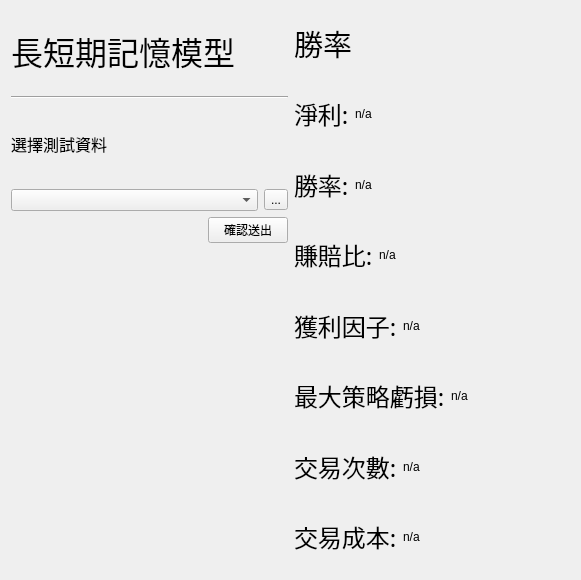
Qt form LSTM.ui (allen93075/Winner) before a commit.
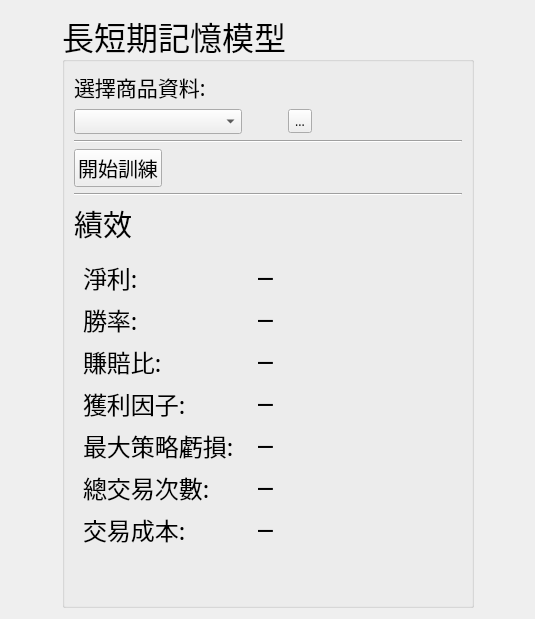
The same form after that commit.

Diff of the .ui file:
```diff
--- a/LSTM.ui
+++ b/LSTM.ui
@@ -6,101 +6,185 @@
    <rect>
     <x>0</x>
     <y>0</y>
-    <width>581</width>
-    <height>580</height>
+    <width>535</width>
+    <height>594</height>
    </rect>
   </property>
   <property name="windowTitle">
    <string>Form</string>
   </property>
-  <layout class="QHBoxLayout" name="horizontalLayout_14">
+  <layout class="QVBoxLayout" name="verticalLayout_7">
    <item>
-    <layout class="QHBoxLayout" name="horizontalLayout_13">
+    <layout class="QHBoxLayout" name="horizontalLayout_10">
      <item>
-      <layout class="QVBoxLayout" name="verticalLayout">
+      <widget class="QWidget" name="widget" native="true">
+       <property name="sizePolicy">
+        <sizepolicy hsizetype="Preferred" vsizetype="Preferred">
+         <horstretch>1</horstretch>
+         <verstretch>0</verstretch>
+        </sizepolicy>
+       </property>
+      </widget>
+     </item>
        <item>
-        <widget class="QLabel" name="title">
+      <widget class="QGroupBox" name="groupBox">
+       <property name="sizePolicy">
+        <sizepolicy hsizetype="Preferred" vsizetype="Preferred">
+         <horstretch>4</horstretch>
+         <verstretch>0</verstretch>
+        </sizepolicy>
+       </property>
          <property name="font">
           <font>
            <family>微軟正黑體</family>
            <pointsize>24</pointsize>
           </font>
          </property>
-         <property name="text">
+       <property name="title">
           <string>長短期記憶模型</string>
          </property>
-        </widget>
-       </item>
+       <layout class="QVBoxLayout" name="verticalLayout_3">
        <item>
-        <widget class="Line" name="line">
+         <layout class="QVBoxLayout" name="verticalLayout_2">
+          <item>
+           <spacer name="verticalSpacer_7">
          <property name="orientation">
-          <enum>Qt::Horizontal</enum>
-         </property>
-        </widget>
+             <enum>Qt::Vertical</enum>
+            </property>
+            <property name="sizeHint" stdset="0">
+             <size>
+              <width>14</width>
+              <height>13</height>
+             </size>
+            </property>
+           </spacer>
        </item>
        <item>
-        <widget class="QLabel" name="label_10">
+           <widget class="QLabel" name="label_14">
          <property name="font">
           <font>
            <family>微軟正黑體</family>
-           <pointsize>12</pointsize>
+              <pointsize>16</pointsize>
           </font>
          </property>
          <property name="text">
-          <string>選擇測試資料</string>
+             <string>選擇商品資料:</string>
          </property>
         </widget>
        </item>
        <item>
-        <layout class="QHBoxLayout" name="horizontalLayout">
+           <layout class="QHBoxLayout" name="horizontalLayout_8">
          <item>
-          <widget class="QComboBox" name="test_data_combobox"/>
+             <widget class="QComboBox" name="test_data_combobox">
+              <property name="font">
+               <font>
+                <pointsize>9</pointsize>
+               </font>
+              </property>
+             </widget>
+            </item>
+            <item>
+             <spacer name="horizontalSpacer_3">
+              <property name="orientation">
+               <enum>Qt::Horizontal</enum>
+              </property>
+              <property name="sizeType">
+               <enum>QSizePolicy::Fixed</enum>
+              </property>
+              <property name="sizeHint" stdset="0">
+               <size>
+                <width>40</width>
+                <height>20</height>
+               </size>
+              </property>
+             </spacer>
          </item>
          <item>
           <widget class="QToolButton" name="testdata_toolButton">
+              <property name="font">
+               <font>
+                <pointsize>9</pointsize>
+               </font>
+              </property>
            <property name="text">
             <string>...</string>
            </property>
           </widget>
          </item>
-        </layout>
-       </item>
        <item>
-        <layout class="QHBoxLayout" name="horizontalLayout_12">
-         <item>
-          <spacer name="horizontalSpacer">
+             <spacer name="horizontalSpacer_2">
            <property name="orientation">
             <enum>Qt::Horizontal</enum>
            </property>
+              <property name="sizeType">
+               <enum>QSizePolicy::Fixed</enum>
+              </property>
            <property name="sizeHint" stdset="0">
             <size>
-             <width>40</width>
+                <width>150</width>
              <height>20</height>
             </size>
            </property>
           </spacer>
          </item>
+           </layout>
+          </item>
+          <item>
+           <spacer name="verticalSpacer_6">
+            <property name="orientation">
+             <enum>Qt::Vertical</enum>
+            </property>
+            <property name="sizeHint" stdset="0">
+             <size>
+              <width>388</width>
+              <height>13</height>
+             </size>
+            </property>
+           </spacer>
+          </item>
+          <item>
+           <widget class="Line" name="line_3">
+            <property name="orientation">
+             <enum>Qt::Horizontal</enum>
+            </property>
+           </widget>
+          </item>
+          <item>
+           <spacer name="verticalSpacer_5">
+            <property name="orientation">
+             <enum>Qt::Vertical</enum>
+            </property>
+            <property name="sizeHint" stdset="0">
+             <size>
+              <width>388</width>
+              <height>13</height>
+             </size>
+            </property>
+           </spacer>
+          </item>
+          <item>
+           <layout class="QHBoxLayout" name="horizontalLayout_9">
          <item>
           <widget class="QPushButton" name="sentout_button">
+              <property name="font">
+               <font>
+                <pointsize>15</pointsize>
+               </font>
+              </property>
            <property name="text">
-            <string>確認送出</string>
+               <string>開始訓練</string>
            </property>
           </widget>
          </item>
-        </layout>
-       </item>
        <item>
-        <spacer name="verticalSpacer">
+             <spacer name="horizontalSpacer">
          <property name="orientation">
-          <enum>Qt::Vertical</enum>
-         </property>
-         <property name="sizeType">
-          <enum>QSizePolicy::Fixed</enum>
+               <enum>Qt::Horizontal</enum>
          </property>
          <property name="sizeHint" stdset="0">
           <size>
-           <width>20</width>
-           <height>326</height>
+                <width>40</width>
+                <height>20</height>
           </size>
          </property>
         </spacer>
@@ -108,9 +192,14 @@
       </layout>
      </item>
      <item>
-      <layout class="QVBoxLayout" name="verticalLayout_2">
+           <widget class="Line" name="line_4">
+            <property name="orientation">
+             <enum>Qt::Horizontal</enum>
+            </property>
+           </widget>
+          </item>
        <item>
-        <widget class="QLabel" name="label_8">
+           <widget class="QLabel" name="label_4">
          <property name="font">
           <font>
            <family>微軟正黑體</family>
@@ -118,14 +207,25 @@
           </font>
          </property>
          <property name="text">
-          <string>勝率</string>
+             <string>績效</string>
          </property>
         </widget>
        </item>
        <item>
-        <layout class="QHBoxLayout" name="horizontalLayout_5">
+           <layout class="QHBoxLayout" name="horizontalLayout">
          <item>
-          <widget class="QLabel" name="label">
+             <widget class="QWidget" name="widget_3" native="true">
+              <property name="sizePolicy">
+               <sizepolicy hsizetype="Preferred" vsizetype="Preferred">
+                <horstretch>0</horstretch>
+                <verstretch>0</verstretch>
+               </sizepolicy>
+              </property>
+              <layout class="QVBoxLayout" name="verticalLayout_5">
+               <item>
+                <layout class="QVBoxLayout" name="verticalLayout_4">
+                 <item>
+                  <widget class="QLabel" name="profitCol">
            <property name="font">
             <font>
              <family>微軟正黑體</family>
@@ -135,34 +235,13 @@
            <property name="text">
             <string>淨利:</string>
            </property>
-          </widget>
-         </item>
-         <item alignment="Qt::AlignLeft">
-          <widget class="QLabel" name="netprofit_label">
-           <property name="text">
-            <string>n/a</string>
+                   <property name="alignment">
+                    <set>Qt::AlignLeading|Qt::AlignLeft|Qt::AlignVCenter</set>
            </property>
           </widget>
          </item>
          <item>
-          <spacer name="horizontalSpacer_3">
-           <property name="orientation">
-            <enum>Qt::Horizontal</enum>
-           </property>
-           <property name="sizeHint" stdset="0">
-            <size>
-             <width>40</width>
-             <height>20</height>
-            </size>
-           </property>
-          </spacer>
-         </item>
-        </layout>
-       </item>
-       <item>
-        <layout class="QHBoxLayout" name="horizontalLayout_6">
-         <item>
-          <widget class="QLabel" name="label_2">
+                  <widget class="QLabel" name="winrateCol">
            <property name="font">
             <font>
              <family>微軟正黑體</family>
@@ -172,34 +251,13 @@
            <property name="text">
             <string>勝率:</string>
            </property>
-          </widget>
-         </item>
-         <item>
-          <widget class="QLabel" name="winrate_label">
-           <property name="text">
-            <string>n/a</string>
+                   <property name="alignment">
+                    <set>Qt::AlignLeading|Qt::AlignLeft|Qt::AlignVCenter</set>
            </property>
           </widget>
          </item>
          <item>
-          <spacer name="horizontalSpacer_2">
-           <property name="orientation">
-            <enum>Qt::Horizontal</enum>
-           </property>
-           <property name="sizeHint" stdset="0">
-            <size>
-             <width>40</width>
-             <height>20</height>
-            </size>
-           </property>
-          </spacer>
-         </item>
-        </layout>
-       </item>
-       <item>
-        <layout class="QHBoxLayout" name="horizontalLayout_7">
-         <item>
-          <widget class="QLabel" name="label_3">
+                  <widget class="QLabel" name="winLossCol">
            <property name="font">
             <font>
              <family>微軟正黑體</family>
@@ -209,34 +267,13 @@
            <property name="text">
             <string>賺賠比:</string>
            </property>
-          </widget>
-         </item>
-         <item>
-          <widget class="QLabel" name="winloserate_label">
-           <property name="text">
-            <string>n/a</string>
+                   <property name="alignment">
+                    <set>Qt::AlignLeading|Qt::AlignLeft|Qt::AlignVCenter</set>
            </property>
           </widget>
          </item>
          <item>
-          <spacer name="horizontalSpacer_4">
-           <property name="orientation">
-            <enum>Qt::Horizontal</enum>
-           </property>
-           <property name="sizeHint" stdset="0">
-            <size>
-             <width>40</width>
-             <height>20</height>
-            </size>
-           </property>
-          </spacer>
-         </item>
-        </layout>
-       </item>
-       <item>
-        <layout class="QHBoxLayout" name="horizontalLayout_8">
-         <item>
-          <widget class="QLabel" name="label_4">
+                  <widget class="QLabel" name="profitFactorCol">
            <property name="font">
             <font>
              <family>微軟正黑體</family>
@@ -246,34 +283,13 @@
            <property name="text">
             <string>獲利因子:</string>
            </property>
-          </widget>
-         </item>
-         <item>
-          <widget class="QLabel" name="profit_factor_label">
-           <property name="text">
-            <string>n/a</string>
+                   <property name="alignment">
+                    <set>Qt::AlignLeading|Qt::AlignLeft|Qt::AlignVCenter</set>
            </property>
           </widget>
          </item>
          <item>
-          <spacer name="horizontalSpacer_5">
-           <property name="orientation">
-            <enum>Qt::Horizontal</enum>
-           </property>
-           <property name="sizeHint" stdset="0">
-            <size>
-             <width>40</width>
-             <height>20</height>
-            </size>
-           </property>
-          </spacer>
-         </item>
-        </layout>
-       </item>
-       <item>
-        <layout class="QHBoxLayout" name="horizontalLayout_9">
-         <item>
-          <widget class="QLabel" name="label_5">
+                  <widget class="QLabel" name="mddCol">
            <property name="font">
             <font>
              <family>微軟正黑體</family>
@@ -283,105 +299,208 @@
            <property name="text">
             <string>最大策略虧損:</string>
            </property>
+                   <property name="alignment">
+                    <set>Qt::AlignLeading|Qt::AlignLeft|Qt::AlignVCenter</set>
+                   </property>
+                  </widget>
+                 </item>
+                 <item>
+                  <widget class="QLabel" name="sharpeCol">
+                   <property name="font">
+                    <font>
+                     <family>微軟正黑體</family>
+                     <pointsize>18</pointsize>
+                    </font>
+                   </property>
+                   <property name="text">
+                    <string>總交易次數:</string>
+                   </property>
+                   <property name="alignment">
+                    <set>Qt::AlignLeading|Qt::AlignLeft|Qt::AlignVCenter</set>
+                   </property>
+                  </widget>
+                 </item>
+                 <item>
+                  <widget class="QLabel" name="costCol">
+                   <property name="font">
+                    <font>
+                     <family>微軟正黑體</family>
+                     <pointsize>18</pointsize>
+                    </font>
+                   </property>
+                   <property name="text">
+                    <string>交易成本:</string>
+                   </property>
+                   <property name="alignment">
+                    <set>Qt::AlignLeading|Qt::AlignLeft|Qt::AlignVCenter</set>
+                   </property>
+                  </widget>
+                 </item>
+                </layout>
+               </item>
+              </layout>
+             </widget>
+            </item>
+            <item>
+             <widget class="QWidget" name="widget_4" native="true">
+              <property name="sizePolicy">
+               <sizepolicy hsizetype="Preferred" vsizetype="Preferred">
+                <horstretch>1</horstretch>
+                <verstretch>0</verstretch>
+               </sizepolicy>
+              </property>
+              <layout class="QVBoxLayout" name="verticalLayout_6">
+               <item>
+                <layout class="QVBoxLayout" name="verticalLayout">
+                 <item>
+                  <widget class="QLabel" name="netprofit_label">
+                   <property name="font">
+                    <font>
+                     <family>Dubai Light</family>
+                     <pointsize>18</pointsize>
+                    </font>
+                   </property>
+                   <property name="text">
+                    <string>─</string>
+                   </property>
+                   <property name="alignment">
+                    <set>Qt::AlignLeading|Qt::AlignLeft|Qt::AlignVCenter</set>
+                   </property>
+                  </widget>
+                 </item>
+                 <item>
+                  <widget class="QLabel" name="winrate_label">
+                   <property name="font">
+                    <font>
+                     <family>Dubai Light</family>
+                     <pointsize>18</pointsize>
+                    </font>
+                   </property>
+                   <property name="text">
+                    <string>─</string>
+                   </property>
+                   <property name="alignment">
+                    <set>Qt::AlignLeading|Qt::AlignLeft|Qt::AlignVCenter</set>
+                   </property>
+                  </widget>
+                 </item>
+                 <item>
+                  <widget class="QLabel" name="winloserate_label">
+                   <property name="font">
+                    <font>
+                     <family>Dubai Light</family>
+                     <pointsize>18</pointsize>
+                    </font>
+                   </property>
+                   <property name="text">
+                    <string>─</string>
+                   </property>
+                   <property name="alignment">
+                    <set>Qt::AlignLeading|Qt::AlignLeft|Qt::AlignVCenter</set>
+                   </property>
+                  </widget>
+                 </item>
+                 <item>
+                  <widget class="QLabel" name="profit_factor_label">
+                   <property name="font">
+                    <font>
+                     <family>Dubai Light</family>
+                     <pointsize>18</pointsize>
+                    </font>
+                   </property>
+                   <property name="text">
+                    <string>─</string>
+                   </property>
+                   <property name="alignment">
+                    <set>Qt::AlignLeading|Qt::AlignLeft|Qt::AlignVCenter</set>
+                   </property>
           </widget>
          </item>
          <item>
           <widget class="QLabel" name="mdd_label">
-           <property name="text">
-            <string>n/a</string>
-           </property>
-          </widget>
-         </item>
-         <item>
-          <spacer name="horizontalSpacer_6">
-           <property name="orientation">
-            <enum>Qt::Horizontal</enum>
-           </property>
-           <property name="sizeHint" stdset="0">
-            <size>
-             <width>40</width>
-             <height>20</height>
-            </size>
-           </property>
-          </spacer>
-         </item>
-        </layout>
-       </item>
-       <item>
-        <layout class="QHBoxLayout" name="horizontalLayout_10">
-         <item>
-          <widget class="QLabel" name="label_6">
            <property name="font">
             <font>
-             <family>微軟正黑體</family>
+                     <family>Dubai Light</family>
              <pointsize>18</pointsize>
             </font>
            </property>
            <property name="text">
-            <string>交易次數:</string>
+                    <string>─</string>
+                   </property>
+                   <property name="alignment">
+                    <set>Qt::AlignLeading|Qt::AlignLeft|Qt::AlignVCenter</set>
            </property>
           </widget>
          </item>
          <item>
           <widget class="QLabel" name="trade_count_label">
+                   <property name="font">
+                    <font>
+                     <family>Dubai Light</family>
+                     <pointsize>18</pointsize>
+                    </font>
+                   </property>
            <property name="text">
-            <string>n/a</string>
-           </property>
+                    <string>─</string>
+                   </property>
+                   <property name="alignment">
+                    <set>Qt::AlignLeading|Qt::AlignLeft|Qt::AlignVCenter</set>
+                   </property>
           </widget>
          </item>
          <item>
-          <spacer name="horizontalSpacer_7">
-           <property name="orientation">
-            <enum>Qt::Horizontal</enum>
-           </property>
-           <property name="sizeHint" stdset="0">
-            <size>
-             <width>40</width>
-             <height>20</height>
-            </size>
-           </property>
-          </spacer>
+                  <widget class="QLabel" name="trade_cost_label">
+                   <property name="font">
+                    <font>
+                     <family>Dubai Light</family>
+                     <pointsize>18</pointsize>
+                    </font>
+                   </property>
+                   <property name="text">
+                    <string>─</string>
+                   </property>
+                   <property name="alignment">
+                    <set>Qt::AlignLeading|Qt::AlignLeft|Qt::AlignVCenter</set>
+                   </property>
+                  </widget>
          </item>
         </layout>
        </item>
+              </layout>
+             </widget>
+            </item>
+           </layout>
+          </item>
+         </layout>
+        </item>
        <item>
-        <layout class="QHBoxLayout" name="horizontalLayout_11">
-         <item>
-          <widget class="QLabel" name="label_7">
+         <widget class="QLabel" name="dataPath">
            <property name="font">
             <font>
-             <family>微軟正黑體</family>
+            <family>Agency FB</family>
              <pointsize>18</pointsize>
             </font>
            </property>
            <property name="text">
-            <string>交易成本:</string>
-           </property>
-          </widget>
-         </item>
-         <item>
-          <widget class="QLabel" name="trade_cost_labeL">
-           <property name="text">
-            <string>n/a</string>
-           </property>
+           <string/>
+          </property>
+          <property name="alignment">
+           <set>Qt::AlignLeading|Qt::AlignLeft|Qt::AlignVCenter</set>
+          </property>
+         </widget>
+        </item>
+       </layout>
           </widget>
          </item>
          <item>
-          <spacer name="horizontalSpacer_8">
-           <property name="orientation">
-            <enum>Qt::Horizontal</enum>
-           </property>
-           <property name="sizeHint" stdset="0">
-            <size>
-             <width>40</width>
-             <height>20</height>
-            </size>
-           </property>
-          </spacer>
-         </item>
-        </layout>
-       </item>
-      </layout>
+      <widget class="QWidget" name="widget_2" native="true">
+       <property name="sizePolicy">
+        <sizepolicy hsizetype="Preferred" vsizetype="Preferred">
+         <horstretch>1</horstretch>
+         <verstretch>0</verstretch>
+        </sizepolicy>
+       </property>
+      </widget>
      </item>
     </layout>
    </item>
```
Lines whose indentation alone changed are shown as unchanged.
